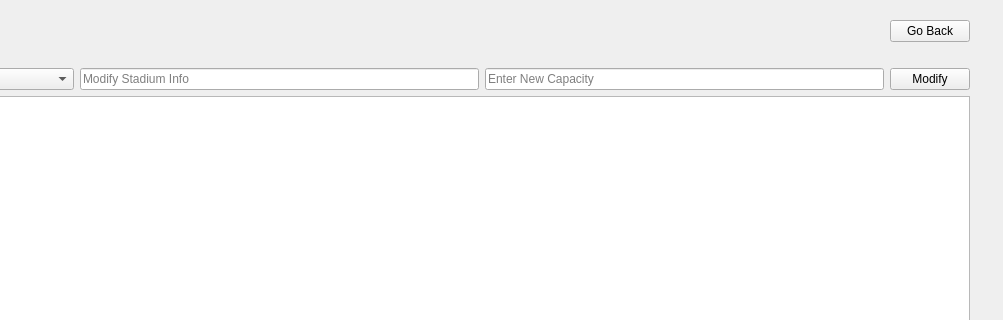
This is FootballPlanner/adminwindow.ui in DonovanFoley/CS1D-Project2 as Qt 5 draws it before an edit; both pictures show x 246 to 1249 and y 0 to 320 of the 1249 by 641 pixel window. The edited form follows.
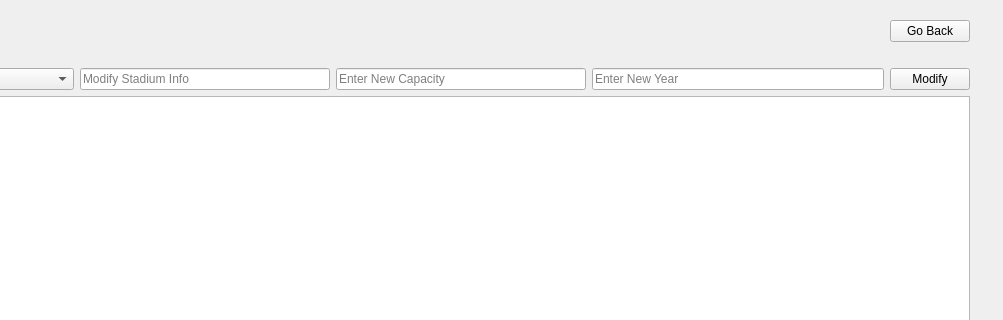
This is the edited form. The open tabs and pages were chosen to show the change.

Commit message: added change year to update team feature

The edit to the form file:
```diff
--- a/FootballPlanner/adminwindow.ui
+++ b/FootballPlanner/adminwindow.ui
@@ -781,6 +781,12 @@
                </item>
                <item>
                 <widget class="QLineEdit" name="modifyLineEdit">
+                 <property name="minimumSize">
+                  <size>
+                   <width>250</width>
+                   <height>0</height>
+                  </size>
+                 </property>
                  <property name="placeholderText">
                   <string>Modify Stadium Info</string>
                  </property>
@@ -788,6 +794,12 @@
                </item>
                <item>
                 <widget class="QLineEdit" name="capacityModify">
+                 <property name="minimumSize">
+                  <size>
+                   <width>250</width>
+                   <height>0</height>
+                  </size>
+                 </property>
                  <property name="text">
                   <string/>
                  </property>
@@ -801,6 +813,19 @@
                </item>
               </layout>
              </item>
+             <item>
+              <widget class="QLineEdit" name="newYearLineEdit">
+               <property name="minimumSize">
+                <size>
+                 <width>200</width>
+                 <height>0</height>
+                </size>
+               </property>
+               <property name="placeholderText">
+                <string>Enter New Year</string>
+               </property>
+              </widget>
+             </item>
              <item>
               <widget class="QPushButton" name="modifyTeamInfoPushButton">
                <property name="text">
```
Left out of the diff: 6 changed lines with no effect on the pictures. The commit also changes 3 other files.
